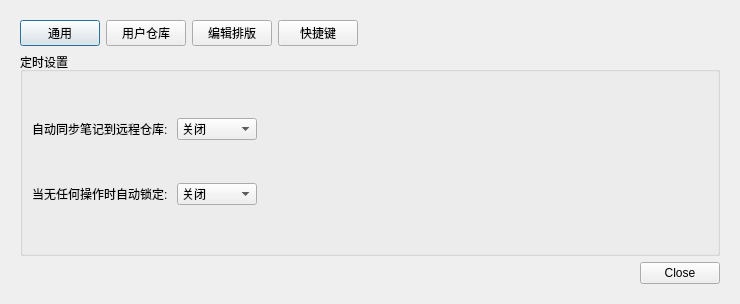
Qt form views/settingdialog.ui (Gitnoter/Gitnoter) before a commit.
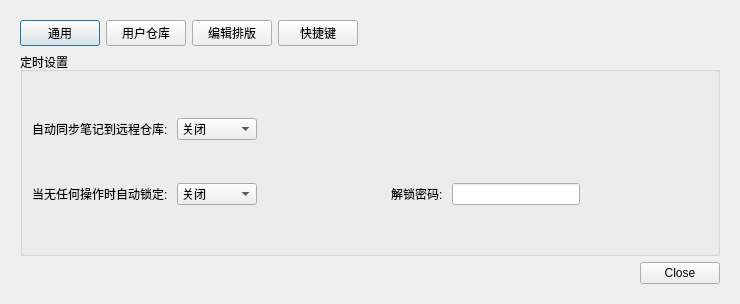
The same form after that commit. The open tabs and pages were chosen to show the change.

The edit to the form file:
```diff
--- a/views/settingdialog.ui
+++ b/views/settingdialog.ui
@@ -187,6 +187,29 @@
                  </item>
                 </widget>
                </item>
+               <item>
+                <spacer name="horizontalSpacer_10">
+                 <property name="orientation">
+                  <enum>Qt::Horizontal</enum>
+                 </property>
+                 <property name="sizeHint" stdset="0">
+                  <size>
+                   <width>40</width>
+                   <height>20</height>
+                  </size>
+                 </property>
+                </spacer>
+               </item>
+               <item>
+                <widget class="QLabel" name="label_11">
+                 <property name="text">
+                  <string>解锁密码: </string>
+                 </property>
+                </widget>
+               </item>
+               <item>
+                <widget class="QLineEdit" name="lineEdit_unlockPassword"/>
+               </item>
                <item>
                 <spacer name="horizontalSpacer_3">
                  <property name="orientation">
```
Left out of the diff: 2 changed lines with no effect on the pictures.
